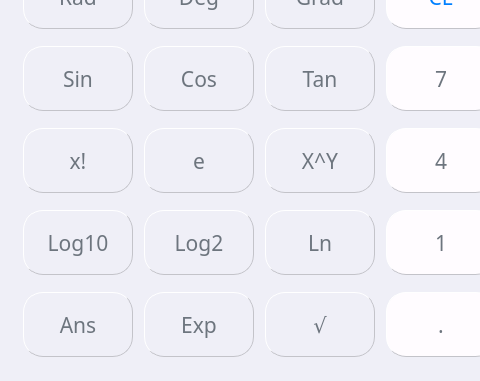
Before: the Qt Designer form calculator.ui in SuminLee-NKYL/2nd-PythonCalculator, drawn with Qt 5; both pictures show x 0 to 480 and y 298 to 679 of the 882 by 679 pixel window.
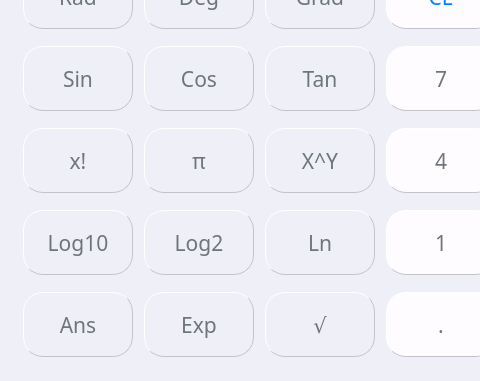
After: the same form once the commit is applied.

The edit to the form file:
```diff
--- a/calculator.ui
+++ b/calculator.ui
@@ -1689,7 +1689,7 @@
 }</string>
       </property>
       <property name="text">
-       <string>e</string>
+       <string>π</string>
       </property>
       <property name="iconSize">
        <size>
```
Left out of the diff: 2 changed lines with no effect on the pictures.
